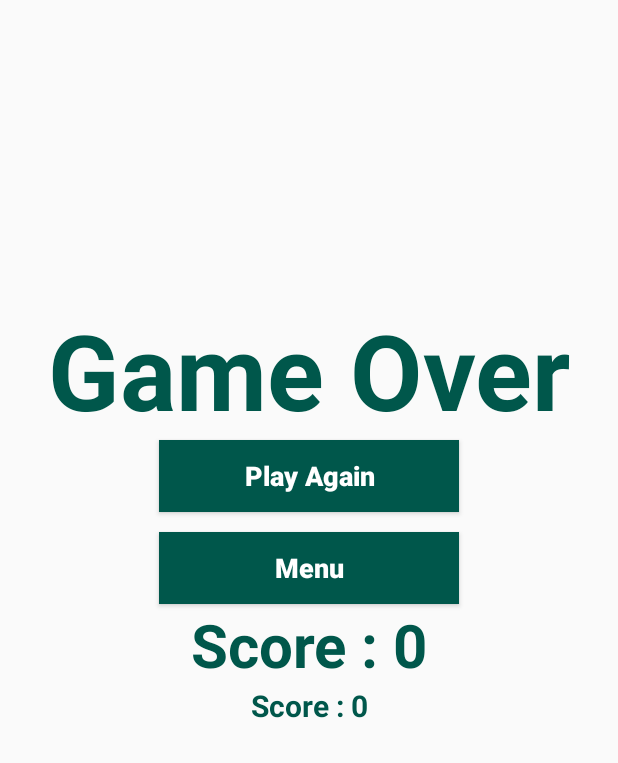
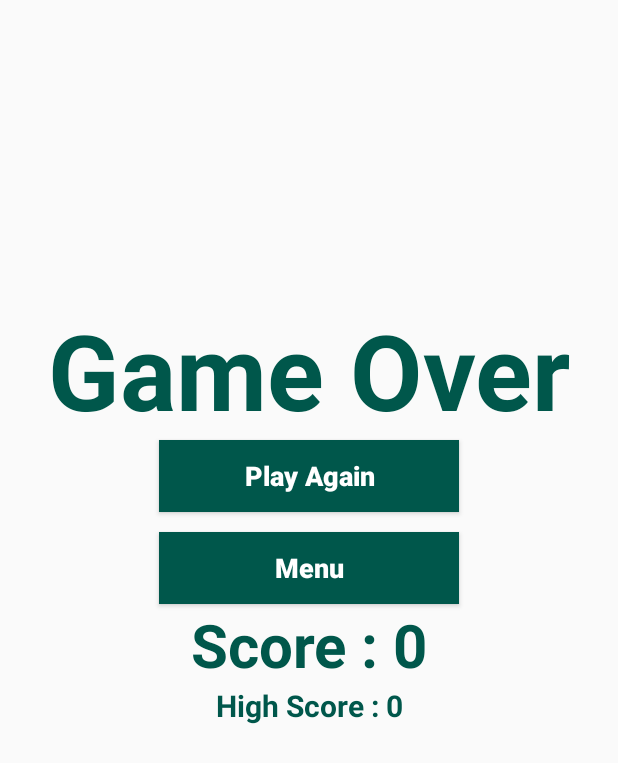
Before and after one commit to ErWaNErBy/ShootitApp, an Android app: the GameOverActivity screen opened directly, with no data from a screen before it, on a phone screen of 412 x 824 dp. Shown: the top 763 px of the screen. Run offline under Robolectric (Android 15) with nearby library versions, the phone set to English and light mode, and no system bars.

Commit message:
Commit 3

```diff
--- a/app/src/main/java/tuto/fr/shootitapp/GameOverActivity.java
+++ b/app/src/main/java/tuto/fr/shootitapp/GameOverActivity.java
@@ -31,10 +31,10 @@ public class GameOverActivity extends AppCompatActivity {
         setContentView(R.layout.activity_game_over); //Défini le contenu de l'activité à partir d'une ressource de mise en page
 
         //Trouver les vue par leurs identifants dans les ressources
-        StartGameAgain = (Button) findViewById(R.id.play_again_btn);
-        MainMenu = (Button) findViewById(R.id.main_menu);
-        DisplayScore = (TextView) findViewById(R.id.displayScore);
-        DisplayHighScore = (TextView) findViewById(R.id.DisplayHighScore);
+        StartGameAgain = findViewById(R.id.play_again_btn);
+        MainMenu = findViewById(R.id.main_menu);
+        DisplayScore = findViewById(R.id.displayScore);
+        DisplayHighScore = findViewById(R.id.DisplayHighScore);
 
         //clic sur le bouton pour relancer l'activité du jeu pour rejouer
         StartGameAgain.setOnClickListener(new View.OnClickListener() {
@@ -45,6 +45,7 @@ public class GameOverActivity extends AppCompatActivity {
                 finish();
             }
         });
+
         //clic sur le bouton pour fermer l'activité et venir directement sur l'acceuil
         MainMenu.setOnClickListener(new View.OnClickListener() {
             @Override
@@ -70,17 +71,17 @@ public class GameOverActivity extends AppCompatActivity {
             editor.commit();
 
             //Sinon on affiche le meilleurs score présent dans les données de préférences
-        } else DisplayHighScore.setText(this.getString(R.string.score) + highScore);
+        } else DisplayHighScore.setText(this.getString(R.string.highscore) + highScore);
 
         //Création d'une boite de dialogue pour enregistrer le nom du joueur
         AlertDialog.Builder mBuilder = new AlertDialog.Builder(GameOverActivity.this);
         View mView = getLayoutInflater().inflate(R.layout.dialog_save, null);
 
         //Trouver les vue de la boite de dialogue par leurs identifants dans les ressources de la boite de dialogue
-        TextView displayScore = (TextView) mView.findViewById(R.id.displayScore);
-        Button btnAdd = (Button) mView.findViewById(R.id.btnAdd);
-        final TextView text = (TextView) mView.findViewById(R.id.text);
-        final EditText nameZone = (EditText) mView.findViewById(R.id.editText);
+        TextView displayScore = mView.findViewById(R.id.displayScore);
+        Button btnAdd = mView.findViewById(R.id.btnAdd);
+        final TextView text = mView.findViewById(R.id.text);
+        final EditText nameZone = mView.findViewById(R.id.editText);
 
         mBuilder.setView(mView);    //liaison de la boite de dialogue et de la vue
         final AlertDialog dialog= mBuilder.create();    //création de la boite de dialogue
```
